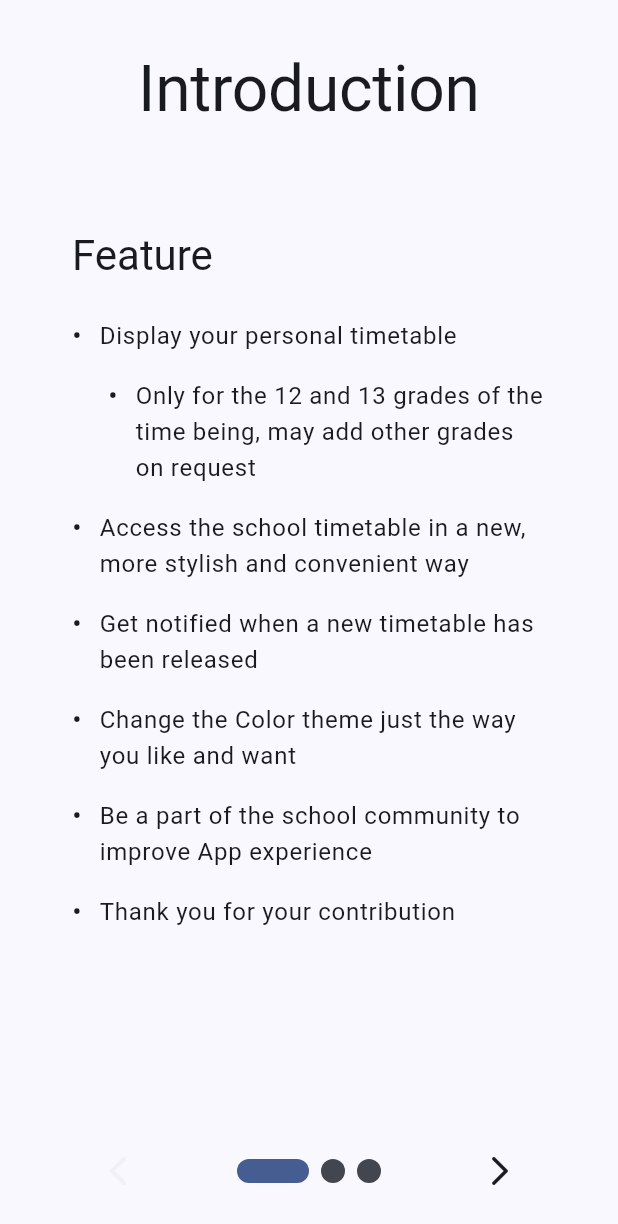
After one commit to RolandDaum/gbevplan, a Flutter app: the HomeNews screen opened by its route, after a tap on "Introduction Screen", on a phone screen of 412 x 824 dp. The commit adds this screen. Shown: the top 1224 px of the screen. Run offline on Flutter 3.47's test engine with Material 3 defaults, Android fonts, the phone set to English and light mode, and no system bars; drawn by our look-alikes of dynamic_color, flutter_animate, smooth_page_indicator; our stand-ins replace awesome_notifications, cloud_firestore, firebase_core, firebase_database, firebase_messaging, fluttertoast and 4 more; missing offline and left inert: restart_app; accounts and stored records are empty.

Commit message:
added setup/into screen layout

```diff
--- /dev/null
+++ b/gbevplan/lib/components/bulletlist.dart
@@ -0,0 +1,67 @@
+import 'package:flutter/material.dart';
+
+class Bulletlist extends StatelessWidget {
+  final List<Bulletpoint> data;
+  final String bulletpointChar;
+
+  const Bulletlist({super.key, required this.data, this.bulletpointChar = "•"});
+
+  @override
+  Widget build(BuildContext context) {
+    return ListView.builder(
+        shrinkWrap: true,
+        itemCount: data.length,
+        physics:
+            const NeverScrollableScrollPhysics(), // TODO: Might have to comment it out for realy long list ?!
+        itemBuilder: (context, index) {
+          late double _paddingSize;
+          int indentlevel = data.elementAt(index).indent;
+          switch (indentlevel) {
+            case 0:
+              _paddingSize = 0;
+              break;
+            case 1:
+              _paddingSize = 24;
+              break;
+            case 2:
+              _paddingSize = 42;
+              break;
+
+            default:
+              _paddingSize = 54;
+              break;
+          }
+
+          return Padding(
+            padding: EdgeInsets.only(left: _paddingSize)
+                .add(const EdgeInsets.symmetric(vertical: 8)),
+            child: Row(
+              crossAxisAlignment: CrossAxisAlignment.start,
+              children: [
+                Padding(
+                  padding: const EdgeInsets.only(right: 12),
+                  child: Text(bulletpointChar,
+                      style: Theme.of(context)
+                          .textTheme
+                          .bodyLarge!
+                          .copyWith(fontWeight: FontWeight.bold)),
+                ),
+                Flexible(
+                  child: Text(
+                    style: Theme.of(context).textTheme.bodyLarge,
+                    data.elementAt(index).text,
+                  ),
+                )
+              ],
+            ),
+          );
+        });
+  }
+}
+
+class Bulletpoint {
+  final int indent;
+  final String text;
+
+  Bulletpoint({required this.indent, required this.text});
+}
--- a/gbevplan/lib/components/EmptyWidget.dart
+++ b/gbevplan/lib/components/empty_widget.dart
@@ -1,7 +1,7 @@
 import 'package:flutter/material.dart';
 
 class EmptyWidget extends StatelessWidget implements PreferredSizeWidget {
-  // const EmptyAppBar({super.key});
+  const EmptyWidget({super.key});
 
   @override
   Widget build(BuildContext context) {
--- a/gbevplan/lib/pages/home_screens/HomeNews.dart
+++ b/gbevplan/lib/pages/home_screens/home_news.dart
@@ -11,21 +11,17 @@ class HomeNews extends StatefulWidget {
 
 // ignore: camel_case_types
 class HomeNewsState extends State<HomeNews> {
-  late BuildContext globContext;
-
   @override
   void deactivate() {
-    // TODO: implement deactivate
     super.deactivate();
 
     SystemChrome.setSystemUIOverlayStyle(SystemUiOverlayStyle(
         systemNavigationBarColor:
-            Theme.of(globContext).colorScheme.surfaceContainer));
+            Theme.of(context).colorScheme.surfaceContainer));
   }
 
   @override
   Widget build(BuildContext context) {
-    globContext = context;
     return Scaffold(
       appBar: AppBar(
         title: const Text("news"),
@@ -33,9 +29,22 @@ class HomeNewsState extends State<HomeNews> {
             systemNavigationBarColor: Theme.of(context).colorScheme.surface),
       ),
       body: Center(
-        child: Text(
-          "N E W S",
-          style: Theme.of(context).textTheme.displayMedium,
+        child: Column(
+          mainAxisAlignment: MainAxisAlignment.center,
+          children: [
+            Text(
+              "N E W S",
+              style: Theme.of(context).textTheme.displayMedium,
+            ),
+            const SizedBox(
+              height: 20,
+            ),
+            FilledButton(
+                onPressed: () {
+                  Navigator.pushNamed(context, "/setuptuto");
+                },
+                child: const Text("Introduction Screen"))
+          ],
         ),
       ),
     );
--- /dev/null
+++ b/gbevplan/lib/pages/setup_screens/setup_page_intro.dart
@@ -0,0 +1,84 @@
+import 'package:flutter/material.dart';
+import 'package:flutter_animate/flutter_animate.dart';
+import 'package:gbevplan/components/bulletlist.dart';
+
+class SetupPageIntro extends StatefulWidget {
+  const SetupPageIntro({super.key});
+
+  @override
+  State<SetupPageIntro> createState() => _SetupPageIntroState();
+}
+
+class _SetupPageIntroState extends State<SetupPageIntro>
+    with AutomaticKeepAliveClientMixin {
+  List<Bulletpoint> dataFeatureBulletlist = [
+    Bulletpoint(indent: 0, text: "Display your personal timetable"),
+    Bulletpoint(
+        indent: 1,
+        text:
+            "Only for the 12 and 13 grades of the time being, may add other grades on request"),
+    Bulletpoint(
+        indent: 0,
+        text:
+            "Access the school timetable in a new, more stylish and convenient way"),
+    Bulletpoint(
+        indent: 0, text: "Get notified when a new timetable has been released"),
+    Bulletpoint(
+        indent: 0,
+        text: "Change the Color theme just the way you like and want"),
+    Bulletpoint(
+        indent: 0,
+        text: "Be a part of the school community to improve App experience"),
+    Bulletpoint(indent: 0, text: "Thank you for your contribution"),
+  ];
+
+  @override
+  Widget build(BuildContext context) {
+    super.build(context);
+    return Column(mainAxisAlignment: MainAxisAlignment.start, children: [
+      Padding(
+        padding: const EdgeInsets.symmetric(vertical: 28),
+        child: Text(
+          "Introduction",
+          style: Theme.of(context).textTheme.displayLarge,
+        ),
+      )
+          .animate()
+          .fadeIn(begin: -1, duration: const Duration(milliseconds: 750))
+          .moveY(
+              begin: 300,
+              end: 0,
+              duration: Durations.long1,
+              delay: const Duration(milliseconds: 1250),
+              curve: Curves.easeInOutCubic)
+          .scale(
+              delay: const Duration(milliseconds: 1250),
+              begin: const Offset(1, 1),
+              end: const Offset(.75, .75),
+              curve: Curves.easeInOutCubic),
+      Container(
+        margin: const EdgeInsets.symmetric(horizontal: 48, vertical: 32),
+        width: double.infinity,
+        child: Column(
+          crossAxisAlignment: CrossAxisAlignment.start,
+          children: [
+            Text(
+              "Feature",
+              style: Theme.of(context).textTheme.headlineMedium,
+            ),
+            const SizedBox(
+              height: 16,
+            ),
+            Bulletlist(
+              data: dataFeatureBulletlist,
+            ),
+          ],
+        ),
+      ).animate().fadeIn(
+          delay: const Duration(milliseconds: 1250 - 125) + Durations.long1),
+    ]);
+  }
+
+  @override
+  bool get wantKeepAlive => true;
+}
--- /dev/null
+++ b/gbevplan/lib/pages/setup_screens/setupstart_screen.dart
@@ -0,0 +1,116 @@
+import 'package:flutter/material.dart';
+import 'package:flutter/services.dart';
+import 'package:gbevplan/components/empty_widget.dart';
+import 'package:gbevplan/pages/setup_screens/setup_page_courseselection.dart';
+import 'package:gbevplan/pages/setup_screens/setup_page_intro.dart';
+import 'package:gbevplan/pages/setup_screens/setup_page_jhgselection.dart';
+import 'package:smooth_page_indicator/smooth_page_indicator.dart';
+
+class SetupTuto extends StatefulWidget {
+  const SetupTuto({super.key});
+
+  @override
+  State<SetupTuto> createState() => _SetupTutoState();
+}
+
+class _SetupTutoState extends State<SetupTuto> {
+  int _currentpage = 0;
+  final PageController _controller = PageController();
+  final List<Widget> setuppages = [
+    const SetupPageIntro(),
+    const SetupPageJhgselection(),
+    const SetupPageCourseselection()
+  ];
+
+  @override
+  void initState() {
+    super.initState();
+
+    SystemChrome.setSystemUIOverlayStyle(
+        const SystemUiOverlayStyle(statusBarColor: Colors.transparent));
+  }
+
+  @override
+  Widget build(BuildContext context) {
+    return Scaffold(
+      appBar:
+          const EmptyWidget(), // Else the body will clip behind the status bar
+      extendBody: false,
+      extendBodyBehindAppBar: false,
+      body: Stack(children: [
+        PageView(
+          onPageChanged: (value) {
+            setState(() {
+              _currentpage = value;
+            });
+          },
+          controller: _controller,
+          children: setuppages,
+        ),
+        Container(
+            alignment: const Alignment(0, 0.95),
+            child: Row(
+              mainAxisAlignment: MainAxisAlignment.spaceEvenly,
+              children: [
+                MaterialButton(
+                    onPressed: _currentpage != 0
+                        ? () {
+                            _controller.animateToPage(
+                                _controller.page!.toInt() - 1,
+                                duration: Durations.medium1,
+                                curve: Curves.easeInOut);
+                          }
+                        : null,
+                    child: _currentpage != 0
+                        ? Icon(
+                            Icons.arrow_back_ios_rounded,
+                            color: Theme.of(context).colorScheme.onSurface,
+                          )
+                        : Icon(
+                            Icons.arrow_back_ios_rounded,
+                            color:
+                                Theme.of(context).colorScheme.onInverseSurface,
+                          )),
+                SmoothPageIndicator(
+                  controller: _controller,
+                  count: setuppages.length,
+                  effect: ExpandingDotsEffect(
+                      dotColor: Theme.of(context).colorScheme.onSurfaceVariant,
+                      activeDotColor: Theme.of(context).colorScheme.primary),
+                  onDotClicked: (value) {
+                    _controller.animateToPage(value,
+                        duration: Durations.medium1, curve: Curves.easeInOut);
+                  },
+                ),
+                MaterialButton(
+                    onPressed: _currentpage != setuppages.length - 1
+                        ? () {
+                            _controller.animateToPage(
+                                _controller.page!.toInt() + 1,
+                                duration: Durations.medium1,
+                                curve: Curves.easeInOut);
+                          }
+                        : null,
+                    child: _currentpage != setuppages.length - 1
+                        ? Icon(
+                            Icons.arrow_forward_ios_rounded,
+                            color: Theme.of(context).colorScheme.onSurface,
+                          )
+                        // : Icon(
+                        //     Icons.arrow_forward_ios_rounded,
+                        //     color:
+                        //         Theme.of(context).colorScheme.onInverseSurface,
+                        //   )),
+                        : Icon(Icons.check_rounded,
+                            color: Theme.of(context)
+                                .colorScheme
+                                .onSurface)) // TODO: Add if else when user entered all required information
+              ],
+            ))
+      ]),
+    );
+  }
+}
+
+// var appdataBOX = Hive.box("appdata");
+// appdataBOX.put("initBoot", false);
--- a/gbevplan/pubspec.yaml
+++ b/gbevplan/pubspec.yaml
@@ -25,6 +25,8 @@ dependencies:
   fluttertoast: ^8.2.6
   cloud_firestore: ^5.1.0
   restart_app: ^1.2.1
+  smooth_page_indicator: ^1.2.0+3
+  flutter_animate: ^4.5.0
 
 dev_dependencies:
   flutter_test:
```
Also changed, not shown: gbevplan/lib/main.dart (+36 -32 lines), gbevplan/lib/pages/home.dart (+13 -15 lines), gbevplan/lib/pages/home_screens/home_ogtimetable.dart (renamed from gbevplan/lib/pages/home_screens/HomeOGTimeTable.dart, +2 -8 lines), gbevplan/lib/pages/home_screens/home_settings.dart (renamed from gbevplan/lib/pages/home_screens/HomeSettings.dart, +3 -5 lines), gbevplan/lib/pages/home_screens/home_vplan.dart (renamed from gbevplan/lib/pages/home_screens/HomeVPlan.dart, +51 -39 lines), gbevplan/lib/pages/home_screens/settings_screens/edit_timetable.dart (renamed from gbevplan/lib/pages/home_screens/settings_screens/Editttb.dart, +7 -7 lines), gbevplan/lib/pages/setup_screens/SetupTuto.dart (deleted, +0 -23 lines), gbevplan/lib/pages/setup_screens/setup_page_courseselection.dart (added, +18 -0 lines), gbevplan/lib/pages/setup_screens/setup_page_jhgselection.dart (added, +17 -0 lines), gbevplan/lib/script.dart (added, +12 -0 lines), gbevplan/lib/components/bottomsheet_lesson.dart (renamed from gbevplan/lib/components/BottomSheetLesson.dart), gbevplan/lib/components/timetable_entry.dart (renamed from gbevplan/lib/components/TimeTableEntry.dart), gbevplan/lib/pages/home_screens/settings_screens/change_seedcolor.dart (renamed from gbevplan/lib/pages/home_screens/settings_screens/ChangeSeedColor.dart), gbevplan/pubspec.lock.
